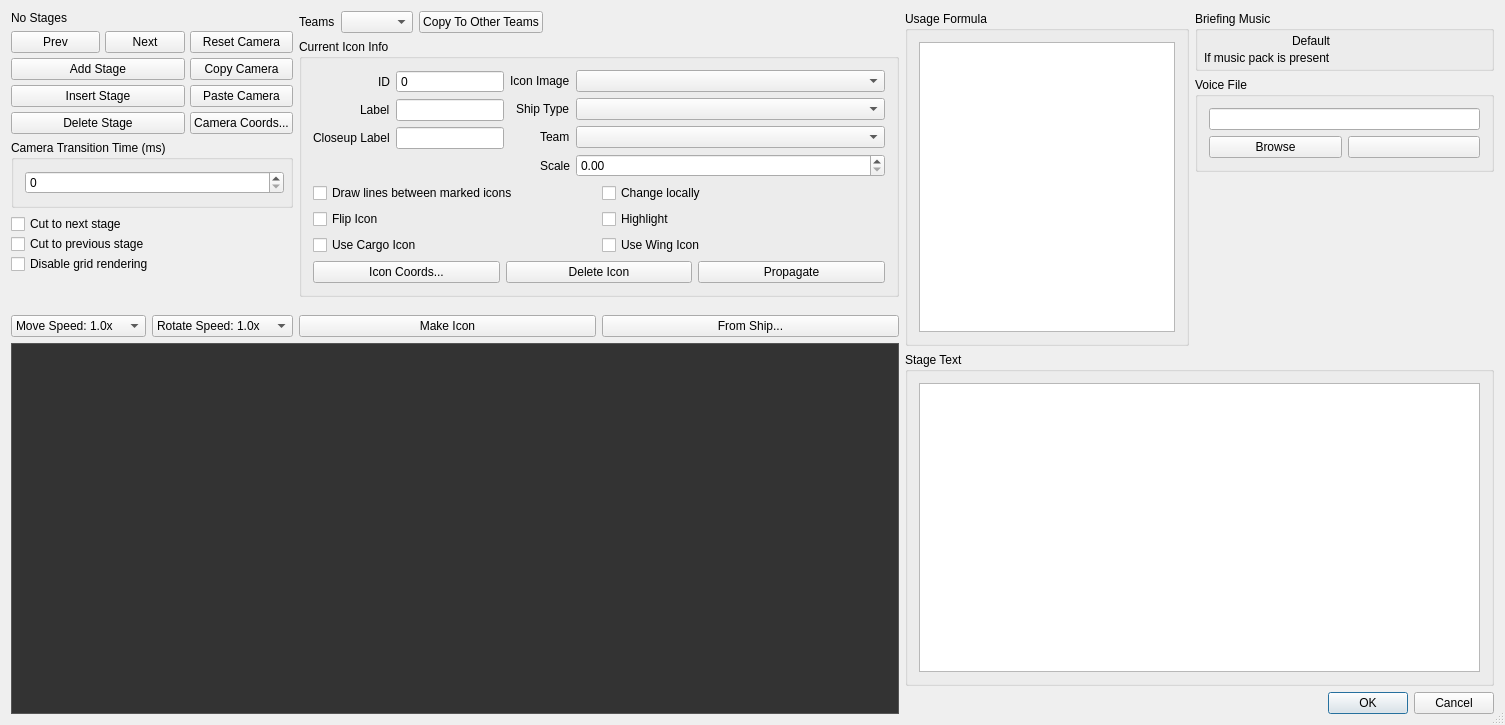
First picture: the form in qtfred/ui/BriefingEditorDialog.ui, repository MjnMixael/fs2open.github.com, before the edit.
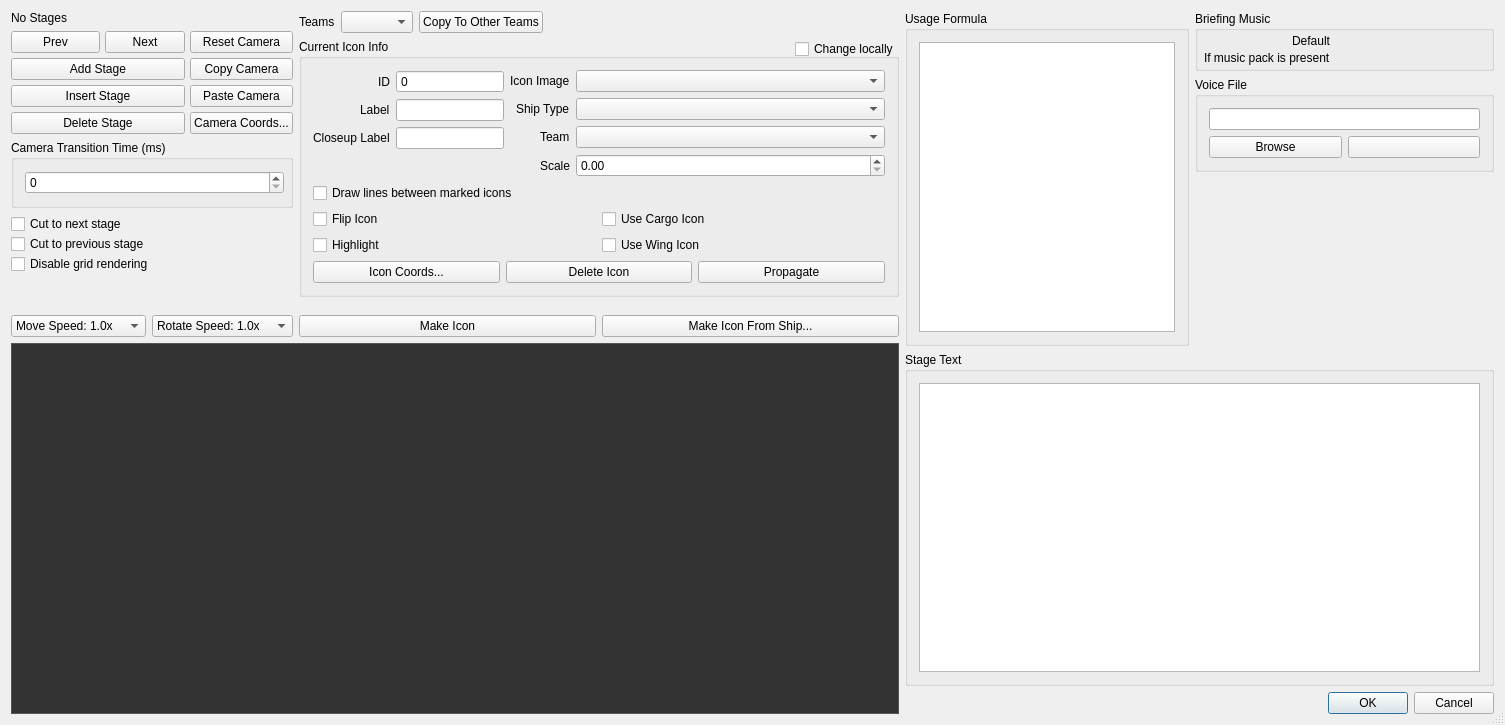
Second picture: the form after the edit. Icons and pictures are not drawn. Custom widgets are drawn as their Qt base class.

Commit message: QtFRED briefing map controls (#21)

Patch:
```diff
--- a/qtfred/ui/BriefingEditorDialog.ui
+++ b/qtfred/ui/BriefingEditorDialog.ui
@@ -322,7 +322,9 @@
           </layout>
          </item>
          <item>
-          <widget class="QGroupBox" name="currentIconInfoGroupBox">
+          <layout class="QGridLayout" name="currentIconOverlayLayout">
+           <item row="0" column="0">
+            <widget class="QGroupBox" name="currentIconInfoGroupBox">
            <property name="minimumSize">
             <size>
              <width>0</width>
@@ -430,7 +432,7 @@
             </item>
             <item>
              <layout class="QGridLayout" name="iconCheckboxesLayout">
-              <item row="3" column="1">
+              <item row="4" column="0">
                <widget class="QCheckBox" name="highlightCheckBox">
                 <property name="text">
                  <string>Highlight</string>
@@ -444,13 +446,6 @@
                 </property>
                </widget>
               </item>
-              <item row="1" column="1">
-               <widget class="QCheckBox" name="changeLocallyCheckBox">
-                <property name="text">
-                 <string>Change locally</string>
-                </property>
-               </widget>
-              </item>
               <item row="1" column="0">
                <widget class="QCheckBox" name="drawLinesCheckBox">
                 <property name="text">
@@ -468,7 +463,7 @@
                 </property>
                </widget>
               </item>
-              <item row="4" column="0">
+              <item row="3" column="1">
                <widget class="QCheckBox" name="useCargoIconCheckBox">
                 <property name="text">
                  <string>Use Cargo Icon</string>
@@ -509,7 +504,16 @@
              </layout>
             </item>
            </layout>
-          </widget>
+            </widget>
+           </item>
+           <item row="0" column="0" alignment="Qt::AlignRight|Qt::AlignTop">
+            <widget class="QCheckBox" name="changeLocallyCheckBox">
+             <property name="text">
+              <string>Change locally</string>
+             </property>
+            </widget>
+           </item>
+          </layout>
          </item>
          <item>
           <spacer name="verticalSpacer">
@@ -539,7 +543,7 @@
            <item>
             <widget class="QPushButton" name="makeIconFromShipButton">
              <property name="text">
-              <string>From Ship...</string>
+              <string>Make Icon From Ship...</string>
              </property>
              <property name="autoDefault">
               <bool>false</bool>
```
Left out of the diff: 6 changed lines with no effect on the pictures. The commit also changes 7 other files.
